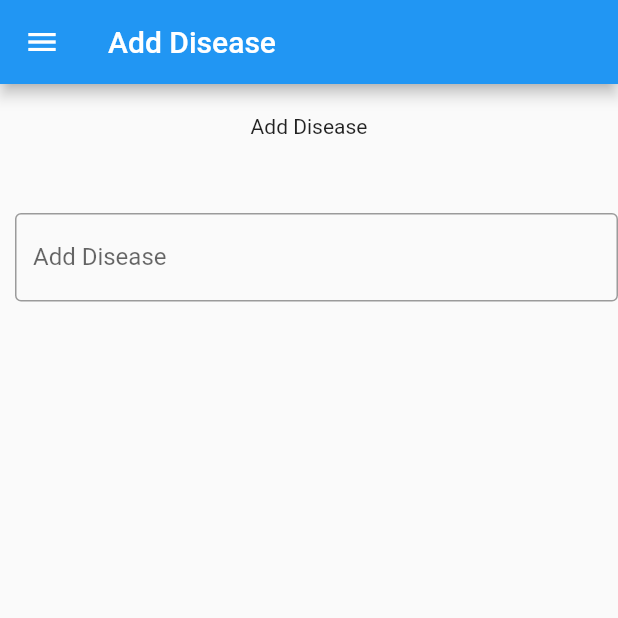
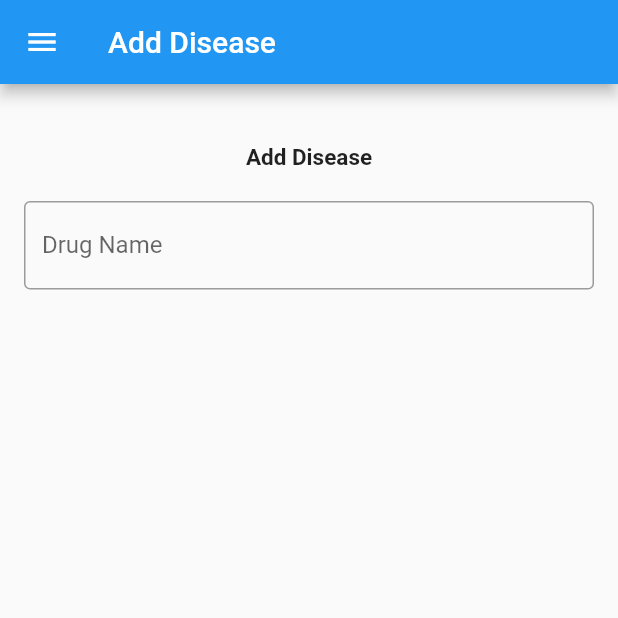
Before and after one commit to Rashy98/disease_learner, a Flutter app: the AddDiseases screen opened directly, on a phone screen of 412 x 824 dp, the top half of it. Run offline on Flutter 3.47's test engine with Material 2 defaults, Android fonts, the phone set to English and light mode, and no system bars.

Commit message:
Add Disease View 2

```diff
--- a/lib/Screens/Admin/AddDiseases.dart
+++ b/lib/Screens/Admin/AddDiseases.dart
@@ -1,6 +1,7 @@
 import 'package:flutter/cupertino.dart';
 import 'package:flutter/material.dart';
 import 'package:disease_learner/Screens/Common/NavDrawer.dart';
+import 'package:disease_learner/Screens/Models/AddDisease.Model.dart';
 
 
 class AddDiseases extends StatefulWidget{
@@ -13,6 +14,7 @@ class AddDiseases extends StatefulWidget{
 class _AddDiseasesState extends State<AddDiseases>{
   String _TITLE = "Add Disease";
   final _formKey = GlobalKey();
+  final _addDisease = AddDiseaseModel();
 
   @override
   Widget build(BuildContext context) {
@@ -22,26 +24,37 @@ class _AddDiseasesState extends State<AddDiseases>{
         title: Text(_TITLE),
       ),
       body: SingleChildScrollView(
+        child: Container(
+          padding: const EdgeInsets.symmetric(vertical: 40.0, horizontal: 16.0),
+          child: Builder(
+            builder: (context) => Form(
+              key: _formKey,
               child: Column(
-          children: <Widget>[
-            Container(
-              margin: const EdgeInsets.only(top: 20),
-              child: Align(
+                crossAxisAlignment: CrossAxisAlignment.stretch,
+                children: [
+                  Align(
                     alignment: Alignment.topCenter,
-                child: Text('Add Disease'),
+                    child: Text(
+                      'Add Disease',
+                      style: TextStyle(fontWeight: FontWeight.bold, fontSize: 15),
                     ),
                   ),
                   Container(
-              margin: const EdgeInsets.only(top: 50, left: 10),
-              child: TextField(
-                obscureText: true,
-                decoration: InputDecoration(
-                  border: OutlineInputBorder(),
-                  labelText: 'Add Disease'
-                ),
+                    margin: EdgeInsets.only(top: 20),
+                    child: TextFormField(
+                      decoration: InputDecoration(labelText: 'Drug Name', border: OutlineInputBorder()),
+                      validator: (value){
+                        if (value.isEmpty){
+                          return 'Please enter disease name';
+                        }
+                      },
+                      onSaved: (val) => setState(() => _addDisease.disease_name = val),
                     ),
                   )
                 ],
+              ),
+            ),
+          ),
         ),
       )
     );
```
Lines whose indentation alone changed are shown as unchanged.
